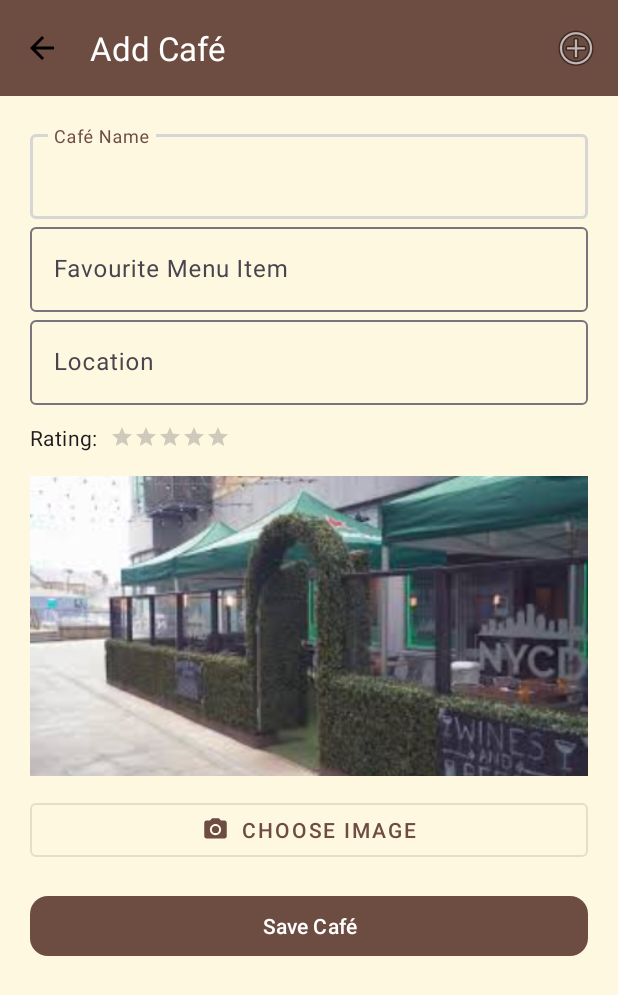
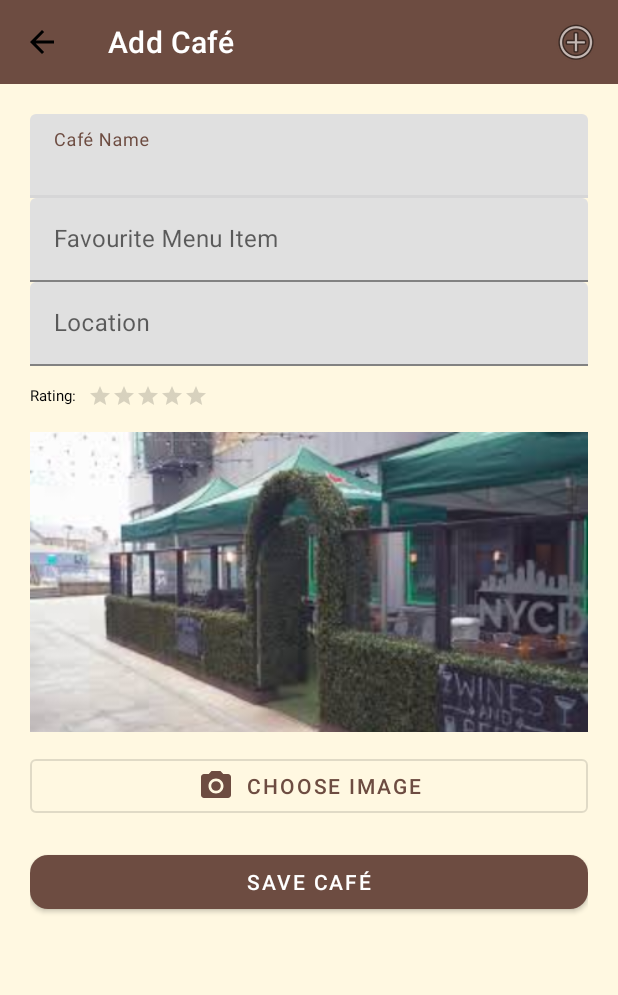
Before and after one commit to alexalexiiii/cafe-finder-ca1, an Android app: the CafeActivity screen opened directly, with no data from a screen before it, on a phone screen of 412 x 824 dp. Shown: the top 995 px of the screen. Run offline under Robolectric (Android 15) with nearby library versions, the light colour scheme and no system bars; our stand-ins replace Timber; 1 statement that could not run was skipped.

Commit message:
fixed ui clashing colours, added delete function and updated adapter to handle deletion

```diff
--- a/app/build.gradle.kts
+++ b/app/build.gradle.kts
@@ -43,8 +43,8 @@ dependencies {
 
     implementation(libs.androidx.core.ktx)
     implementation(libs.androidx.appcompat)
-    implementation(libs.material)
     implementation(libs.androidx.activity)
+    implementation("com.google.android.material:material:1.12.0")
     implementation(libs.androidx.constraintlayout)
     implementation(libs.timber)
     testImplementation(libs.junit)
--- a/app/src/main/res/values-night/themes.xml
+++ b/app/src/main/res/values-night/themes.xml
@@ -1,19 +1,29 @@
 <resources xmlns:tools="http://schemas.android.com/tools">
 
-    <!-- Base application theme -->
-    <style name="Base.Theme.Placemark" parent="Theme.Material3.DayNight.NoActionBar">
-        <!-- Use your card palette for primary and text colors -->
-        <item name="colorPrimary">@color/cardBackground</item>
-        <item name="colorPrimaryVariant">@color/cardBackground</item>
-        <item name="colorOnPrimary">@color/cardTextPrimary</item>
+    <!-- The base Café Theme using Material Components -->
+    <style name="Base.Theme.CafeTheme" parent="Theme.MaterialComponents.DayNight.NoActionBar">
 
-        <item name="colorSecondary">@color/cardBackground</item>
-        <item name="colorOnSecondary">@color/cardTextSecondary</item>
+        <!-- Primary brand colors -->
+        <item name="colorPrimary">@color/coffee_brown</item>
+        <item name="colorPrimaryDark">@color/coffee_brown</item>
+        <item name="colorOnPrimary">@color/white</item>
 
-        <!-- Status bar color -->
-        <item name="android:statusBarColor">?attr/colorPrimaryVariant</item>
+        <!-- Secondary / accent colors -->
+        <item name="colorSecondary">@color/latte_brown</item>
+        <item name="colorOnSecondary">@color/white</item>
+
+        <!-- Background -->
+        <item name="android:windowBackground">@color/cream_background</item>
+        <item name="android:colorBackground">@color/cream_background</item>
+
+        <!-- Toolbar -->
+        <item name="android:toolbarStyle">@style/Widget.MaterialComponents.Toolbar.Primary</item>
+
+        <!-- Status bar -->
+        <item name="android:statusBarColor">@color/coffee_brown</item>
     </style>
 
-    <!-- App theme -->
-    <style name="Theme.Placemark" parent="Base.Theme.Placemark" />
+    <!-- cafe theme -->
+    <style name="Theme.CafeTheme" parent="Base.Theme.CafeTheme" />
+
 </resources>
--- a/app/src/main/res/values/colors.xml
+++ b/app/src/main/res/values/colors.xml
@@ -1,17 +1,14 @@
-<?xml version="1.0" encoding="utf-8"?>
 <resources>
-    <!-- Cafe pallete -->
-    <color name="coffee_brown">#6D4C41</color>       <!-- Toolbar / buttons -->
-    <color name="latte_brown">#A1887F</color>        <!-- Accents -->
-    <color name="cream_background">#FFF8E1</color>   <!-- Background -->
-    <color name="cream_surface">#FFECB3</color>      <!-- Cards -->
-    <color name="dark_text">#3E2723</color>          <!-- Primary text -->
-    <color name="medium_text">#6D4C41</color>        <!-- Secondary text -->
+    <!-- Colour pallete -->
+    <color name="coffee_brown">#6D4C41</color>
+    <color name="latte_brown">#A1887F</color>
+    <color name="cream_background">#FFF8E1</color>
     <color name="white">#FFFFFF</color>
 
-    <!-- Existing (still used) -->
-    <color name="cardBackground">#FFF8E1</color>
+    <!-- Text colors -->
     <color name="cardTextPrimary">#3E2723</color>
     <color name="cardTextSecondary">#6D4C41</color>
+
+    <!-- Misc -->
     <color name="gray">#BDBDBD</color>
 </resources>
--- a/app/src/main/res/values/themes.xml
+++ b/app/src/main/res/values/themes.xml
@@ -1,28 +1,29 @@
 <resources xmlns:tools="http://schemas.android.com/tools">
 
-    <!-- 🎨 Base app theme -->
-    <style name="Base.Theme.CafeTheme" parent="Theme.Material3.DayNight.NoActionBar">
+    <!-- The base Café Theme using Material Components -->
+    <style name="Base.Theme.CafeTheme" parent="Theme.MaterialComponents.DayNight.NoActionBar">
 
+        <!-- Primary brand colors -->
         <item name="colorPrimary">@color/coffee_brown</item>
+        <item name="colorPrimaryDark">@color/coffee_brown</item>
         <item name="colorOnPrimary">@color/white</item>
 
+        <!-- Secondary / accent colors -->
         <item name="colorSecondary">@color/latte_brown</item>
         <item name="colorOnSecondary">@color/white</item>
 
+        <!-- Background -->
         <item name="android:windowBackground">@color/cream_background</item>
         <item name="android:colorBackground">@color/cream_background</item>
-        <item name="colorSurface">@color/cream_surface</item>
-        <item name="colorOnSurface">@color/dark_text</item>
 
+        <!-- Toolbar -->
+        <item name="android:toolbarStyle">@style/Widget.MaterialComponents.Toolbar.Primary</item>
 
+        <!-- Status bar -->
         <item name="android:statusBarColor">@color/coffee_brown</item>
-        <item name="android:navigationBarColor">@color/coffee_brown</item>
-
-        <!-- ✅ Material 3 overrides -->
-        <item name="materialToolbarStyle">@style/Widget.Material3.Toolbar</item>
     </style>
 
-    <!-- 🌼 Your app theme -->
+    <!-- cafe theme -->
     <style name="Theme.CafeTheme" parent="Base.Theme.CafeTheme" />
 
 </resources>
```
